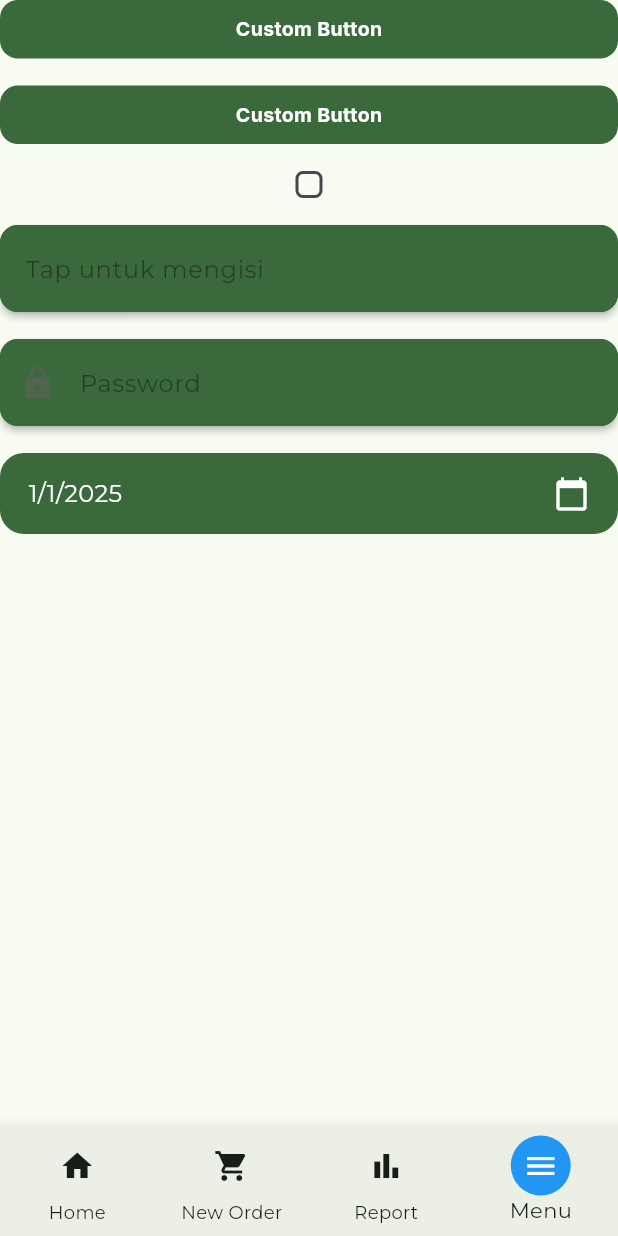
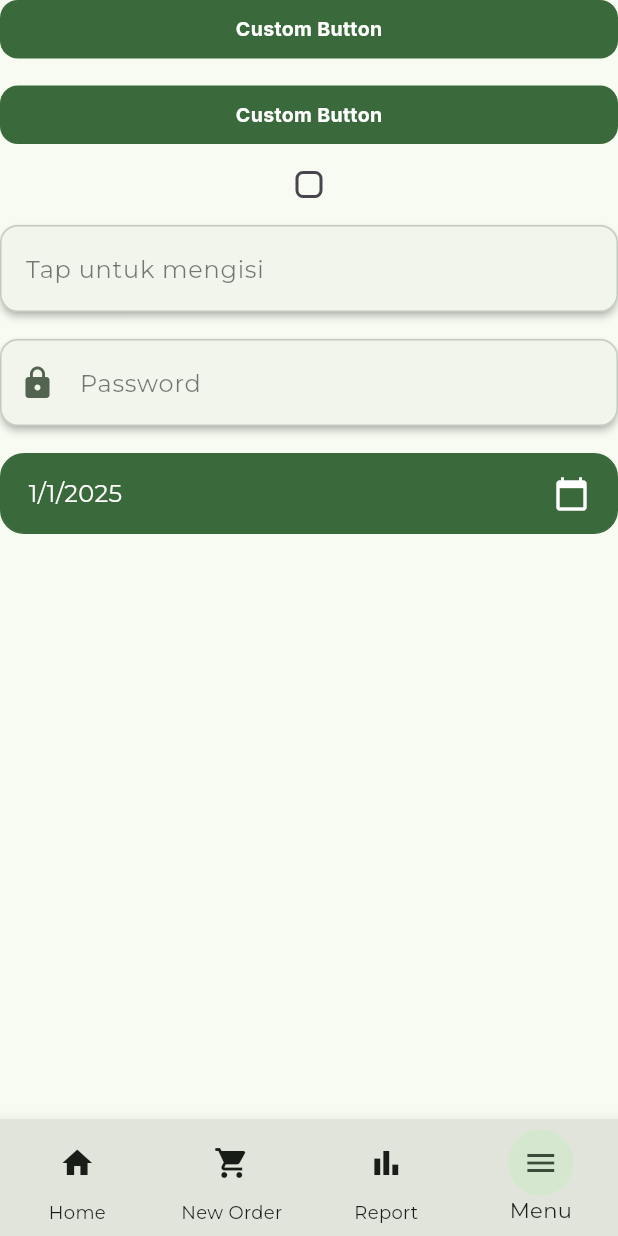
Before and after one commit to KevinAWijaya/flutter_login_bloc, a Flutter app: the NavigationPage screen opened directly, item 4 of the bottom bar chosen, on a phone screen of 412 x 824 dp. Run offline on Flutter 3.47's test engine with Material 3 defaults, Android fonts, the phone set to English and light mode, and no system bars; our stand-ins replace dio, equatable, flutter_bloc, google_fonts, shared_preferences; accounts and stored records are empty; network calls fail.

Commit message:
color adjustment

```diff
--- a/lib/core/color.dart
+++ b/lib/core/color.dart
@@ -38,11 +38,11 @@ class VColor {
   static const Color surface = Color(0xFFf7fbf1);
   static const Color onSurface = Color(0xFF181d17);
 
-  static const Color onSurfaceContainerLowest = Color(0xFFffffff);
-  static const Color onSurfaceContainerLow = Color(0xFFf1f5ec);
-  static const Color onSurfaceContainer = Color(0xFFebefe6);
-  static const Color onSurfaceContainerHigh = Color(0xFFe6e9e0);
-  static const Color onSurfaceContainerHighest = Color(0xFFe0e4db);
+  static const Color surfaceContainerLowest = Color(0xFFffffff);
+  static const Color surfaceContainerLow = Color(0xFFf1f5ec);
+  static const Color surfaceContainer = Color(0xFFebefe6);
+  static const Color surfaceContainerHigh = Color(0xFFe6e9e0);
+  static const Color surfaceContainerHighest = Color(0xFFe0e4db);
 
   // outline
   static const Color outline = Color(0xFF72796f);
--- a/lib/ui/menu/search/search_bar.dart
+++ b/lib/ui/menu/search/search_bar.dart
@@ -25,7 +25,7 @@ class _CustomSearchBarState extends State<CustomSearchBar> {
             child: Container(
               padding: const EdgeInsets.symmetric(horizontal: 12),
               decoration: BoxDecoration(
-                color: VColor.onSurfaceContainerHigh,
+                color: VColor.surfaceContainerHigh,
                 borderRadius: BorderRadius.circular(30),
               ),
               child: Row(
@@ -63,7 +63,7 @@ class _CustomSearchBarState extends State<CustomSearchBar> {
           child: Container(
             padding: const EdgeInsets.all(10),
             decoration: const BoxDecoration(
-              color: VColor.onSurfaceContainerHigh,
+              color: VColor.surfaceContainerHigh,
               shape: BoxShape.circle,
             ),
             child: const Icon(Icons.qr_code_scanner, color: Colors.white),
--- a/lib/ui/navigation/bottom_navigation.dart
+++ b/lib/ui/navigation/bottom_navigation.dart
@@ -4,6 +4,7 @@ import 'package:wisdom_pos_test/bloc/navigation/navigation_bloc.dart';
 import 'package:wisdom_pos_test/bloc/navigation/navigation_event.dart';
 import 'package:wisdom_pos_test/bloc/navigation/navigation_state.dart';
 import 'package:wisdom_pos_test/core/color.dart';
+import 'package:wisdom_pos_test/core/constants/size.dart';
 
 class CustomBottomNavigationBarPage extends StatelessWidget {
   const CustomBottomNavigationBarPage({super.key});
@@ -22,7 +23,7 @@ class CustomBottomNavigationBarPage extends StatelessWidget {
           onTap: (index) {
             context.read<NavigationBloc>().add(SelectTabEvent(index));
           },
-          backgroundColor: VColor.onSurfaceContainer,
+          backgroundColor: VColor.surfaceContainerHighest,
           selectedItemColor: VColor.onSurface,
           unselectedItemColor: VColor.onSurface,
           showSelectedLabels: true,
@@ -43,12 +44,12 @@ class CustomBottomNavigationBarPage extends StatelessWidget {
       icon: Container(
         decoration: BoxDecoration(
           shape: BoxShape.circle,
-          color: index == selectedIndex ? Colors.blue : Colors.transparent,
+          color: index == selectedIndex ? VColor.secondaryContainer : Colors.transparent,
         ),
-        padding: const EdgeInsets.all(8),
+        padding: const EdgeInsets.symmetric(horizontal: marginMedium, vertical: marginSmall),
         child: Icon(
           icon,
-          color: index == selectedIndex ? Colors.white : VColor.onSurface,
+          color: index == selectedIndex ? VColor.onSecondaryContainer : VColor.onSurface,
         ),
       ),
       label: label,
--- a/lib/ui/widgets/date_picker.dart
+++ b/lib/ui/widgets/date_picker.dart
@@ -27,11 +27,11 @@ class VDatePicker extends StatefulWidget {
     super.key,
     this.initialDate,
     this.onDateSelected,
-    this.primaryColor = VColor.primary,
     this.backgroundColor = VColor.primary,
     this.textColor = VColor.onPrimary,
-    this.dateBackgroundColor = VColor.onSurfaceContainer,
-    this.dateTextColor = VColor.onPrimary,
+    this.primaryColor = VColor.primary,
+    this.dateBackgroundColor = VColor.surfaceContainer,
+    this.dateTextColor = VColor.onSurface,
     this.headerBackgroundColor = VColor.primary,
     this.headerTextColor = VColor.onPrimary,
     this.todayHighlightColor = VColor.primary,
--- a/lib/ui/widgets/input_text_riple.dart
+++ b/lib/ui/widgets/input_text_riple.dart
@@ -28,8 +28,8 @@ class VInputTextRiple extends StatefulWidget {
     this.obscureText = false,
     this.isUseRipleEffect = false,
     this.onChanged,
-    this.backgroundColor = VColor.primary,
-    this.borderColor = VColor.primary,
+    this.backgroundColor = VColor.surfaceContainerLow,
+    this.borderColor = VColor.outlineVar,
     this.iconColor = VColor.onSurface,
     this.textColor = VColor.onSurface,
     this.cursorColor = VColor.onSurface,
--- a/lib/ui/widgets/text.dart
+++ b/lib/ui/widgets/text.dart
@@ -25,7 +25,7 @@ class VText extends StatelessWidget {
     this.decoration,
     this.maxLines,
     this.align,
-    this.color = VColor.black,
+    this.color = VColor.onSurface,
     this.fontWeight,
     this.fontStyle,
     this.isBold = false,
```
Also changed, not shown: lib/ui/menu/home/service_card.dart (+27 -30 lines), lib/ui/menu/home_page.dart (+21 -21 lines), lib/ui/widgets/button_icon.dart (+4 -4 lines), lib/ui/widgets/pop_up/date_picker_helper.dart (added, +100 -0 lines).
